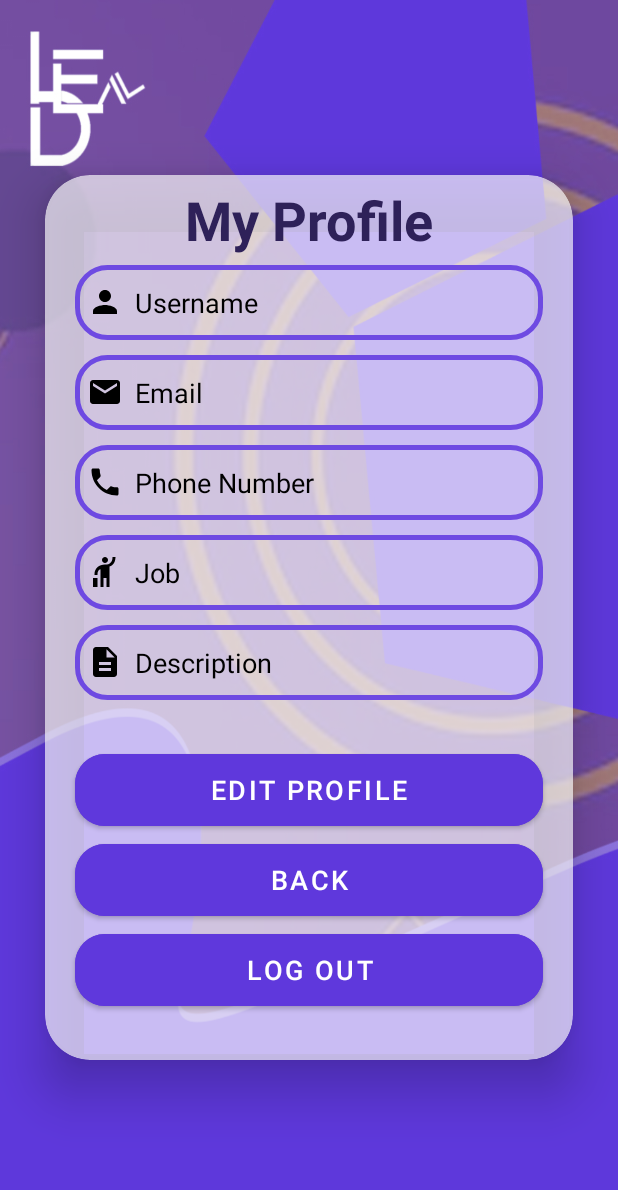
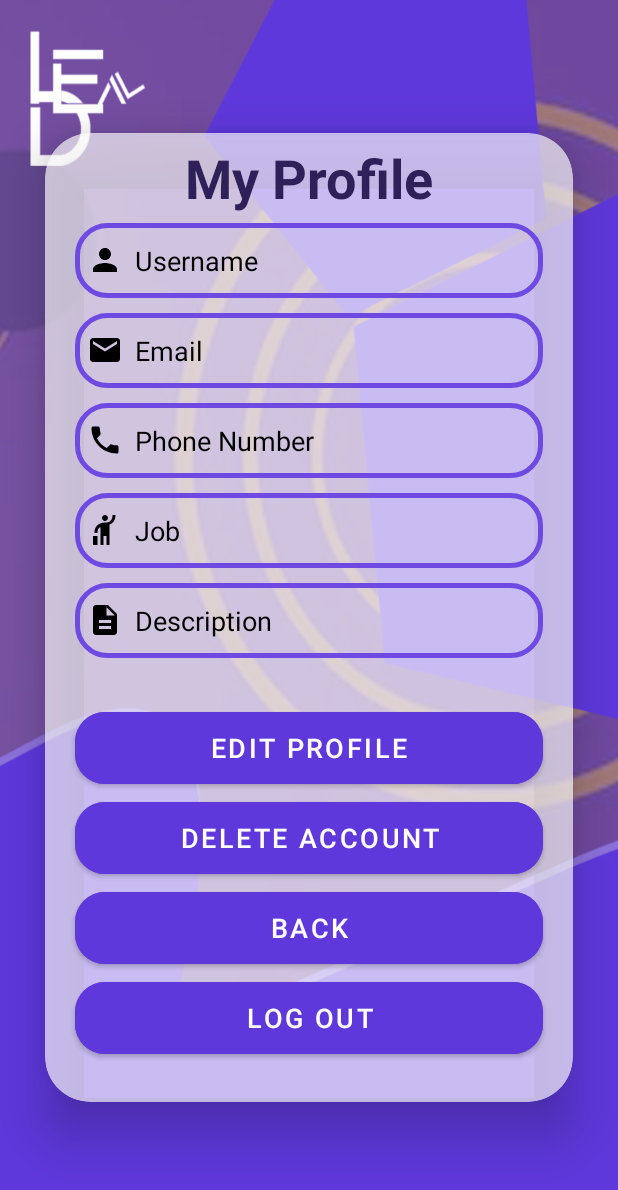
Before and after one commit to GimhanD7/Project-MAD, an Android app: the screen it shows after launch (MainActivity), on a phone screen of 412 x 824 dp. Shown: the top 1190 px of the screen. Run offline under Robolectric (Android 15) with nearby library versions, the phone set to English and light mode, and no system bars.

Commit message:
new v1.3

```diff
--- a/app/src/main/res/layout/activity_profile.xml
+++ b/app/src/main/res/layout/activity_profile.xml
@@ -14,7 +14,7 @@
 
     <androidx.cardview.widget.CardView
         android:layout_width="match_parent"
-        android:layout_height="590dp"
+        android:layout_height="646dp"
         android:layout_margin="30dp"
         android:background="@drawable/register_imge"
         android:backgroundTint="#A9FFFFFF"
@@ -22,7 +22,7 @@
         app:cardElevation="20dp">
 
         <TextView
-            android:id="@+id/loginText"
+            android:id="@+id/my_profile_text"
             android:layout_width="match_parent"
             android:layout_height="wrap_content"
             android:layout_marginLeft="10dp"
@@ -30,7 +30,7 @@
             android:layout_marginRight="10dp"
             android:layout_marginBottom="20dp"
             android:orientation="vertical"
-            android:text="My Profile"
+            android:text="@string/my_profile_text"
             android:textAlignment="center"
             android:textColor="#2E2159"
             android:textSize="36sp"
@@ -48,7 +48,7 @@
             android:background="@drawable/custom_edittext"
             android:drawableStart="@drawable/login_person"
             android:drawablePadding="8dp"
-            android:hint="Username"
+            android:hint="@string/profile_username"
             android:padding="8dp"
             android:textColor="@color/black"
             android:textColorHighlight="@color/cardview_dark_background"
@@ -65,7 +65,7 @@
             android:background="@drawable/custom_edittext"
             android:drawableStart="@drawable/register_email"
             android:drawablePadding="8dp"
-            android:hint="Email"
+            android:hint="@string/profile_email"
             android:inputType="textEmailAddress"
             android:padding="8dp"
             android:textColor="@color/black"
@@ -83,7 +83,7 @@
             android:background="@drawable/custom_edittext"
             android:drawableStart="@drawable/register_phone"
             android:drawablePadding="8dp"
-            android:hint="Phone Number"
+            android:hint="@string/profile_phone_number"
             android:inputType="phone"
             android:padding="8dp"
             android:textColor="@color/black"
@@ -101,7 +101,7 @@
             android:background="@drawable/custom_edittext"
             android:drawableStart="@drawable/profile_job"
             android:drawablePadding="8dp"
-            android:hint="Job"
+            android:hint="@string/profile_job"
             android:padding="8dp"
             android:textColor="@color/black"
             android:textColorHighlight="@color/cardview_dark_background"
@@ -118,7 +118,7 @@
             android:background="@drawable/custom_edittext"
             android:drawableStart="@drawable/profile_description"
             android:drawablePadding="8dp"
-            android:hint="Description"
+            android:hint="@string/profile_description"
             android:inputType="textMultiLine"
             android:padding="8dp"
             android:textColor="@color/black"
@@ -135,7 +135,20 @@
             android:layout_marginRight="20dp"
             android:backgroundTint="@color/green1"
             android:drawableStart="@drawable/profile_edit"
-            android:text="Edit Profile"
+            android:text="@string/edit_profile_btn"
+            android:textColor="@color/white"
+            android:textSize="18sp"
+            app:cornerRadius="20dp" />
+
+        <Button
+            android:id="@+id/DeleteButton"
+            android:layout_width="match_parent"
+            android:layout_height="60dp"
+            android:layout_marginLeft="20dp"
+            android:layout_marginTop="440dp"
+            android:layout_marginRight="20dp"
+            android:backgroundTint="@color/green1"
+            android:text="@string/profile_delete_account"
             android:textColor="@color/white"
             android:textSize="18sp"
             app:cornerRadius="20dp" />
@@ -145,23 +158,24 @@
             android:layout_width="match_parent"
             android:layout_height="60dp"
             android:layout_marginLeft="20dp"
-            android:layout_marginTop="440dp"
+            android:layout_marginTop="500dp"
             android:layout_marginRight="20dp"
             android:backgroundTint="@color/green1"
-            android:text="Back"
+            android:text="@string/profile_back_btn"
             android:textColor="@color/white"
             android:textSize="18sp"
             app:cornerRadius="20dp" />
+
 
         <Button
             android:id="@+id/LogoutButton"
             android:layout_width="match_parent"
             android:layout_height="60dp"
             android:layout_marginLeft="20dp"
-            android:layout_marginTop="500dp"
+            android:layout_marginTop="560dp"
             android:layout_marginRight="20dp"
             android:backgroundTint="@color/green1"
-            android:text="Log Out"
+            android:text="@string/profile_log_out_btn"
             android:textColor="@color/white"
             android:textSize="18sp"
             app:cornerRadius="20dp" />
```
Also changed, not shown: app/src/main/res/layout/activity_forgot_password.xml (+11 -9 lines), app/src/main/res/layout/activity_login.xml (+22 -16 lines), app/src/main/res/layout/activity_register.xml (+11 -15 lines), app/src/main/res/layout/activity_verifyphone.xml (+5 -6 lines), app/src/main/res/values/strings.xml (+47 -0 lines).
